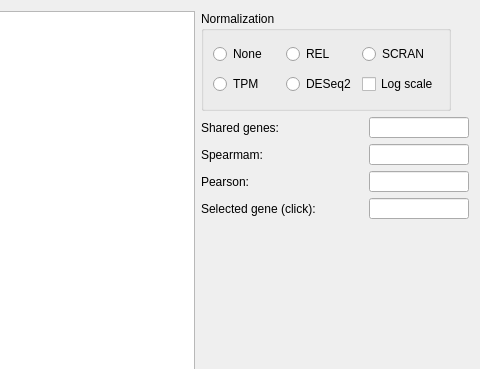
Old version of the form assets/ui/AnalysisCorrelation.ui in the repository jfnavarro/st_viewer; both pictures show x 416 to 896 and y 0 to 369 of the 896 by 490 pixel window.
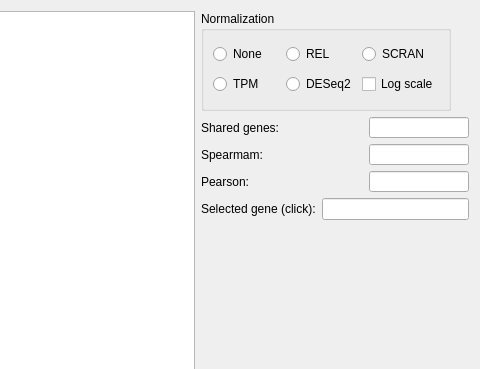
New version of the form. Custom widgets are drawn as their Qt base class.

Diff of the .ui file:
```diff
--- a/assets/ui/AnalysisCorrelation.ui
+++ b/assets/ui/AnalysisCorrelation.ui
@@ -304,18 +304,6 @@
        </item>
        <item>
         <widget class="QLineEdit" name="selected_gene">
-         <property name="minimumSize">
-          <size>
-           <width>100</width>
-           <height>21</height>
-          </size>
-         </property>
-         <property name="maximumSize">
-          <size>
-           <width>100</width>
-           <height>21</height>
-          </size>
-         </property>
          <property name="mouseTracking">
           <bool>false</bool>
          </property>
```
